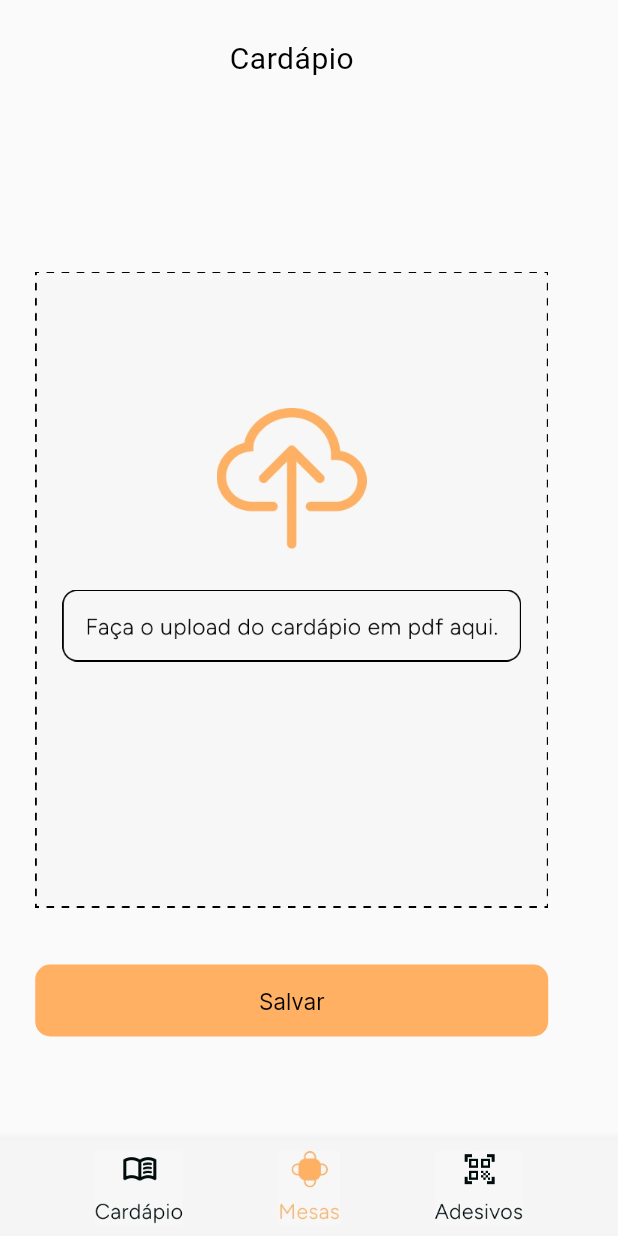
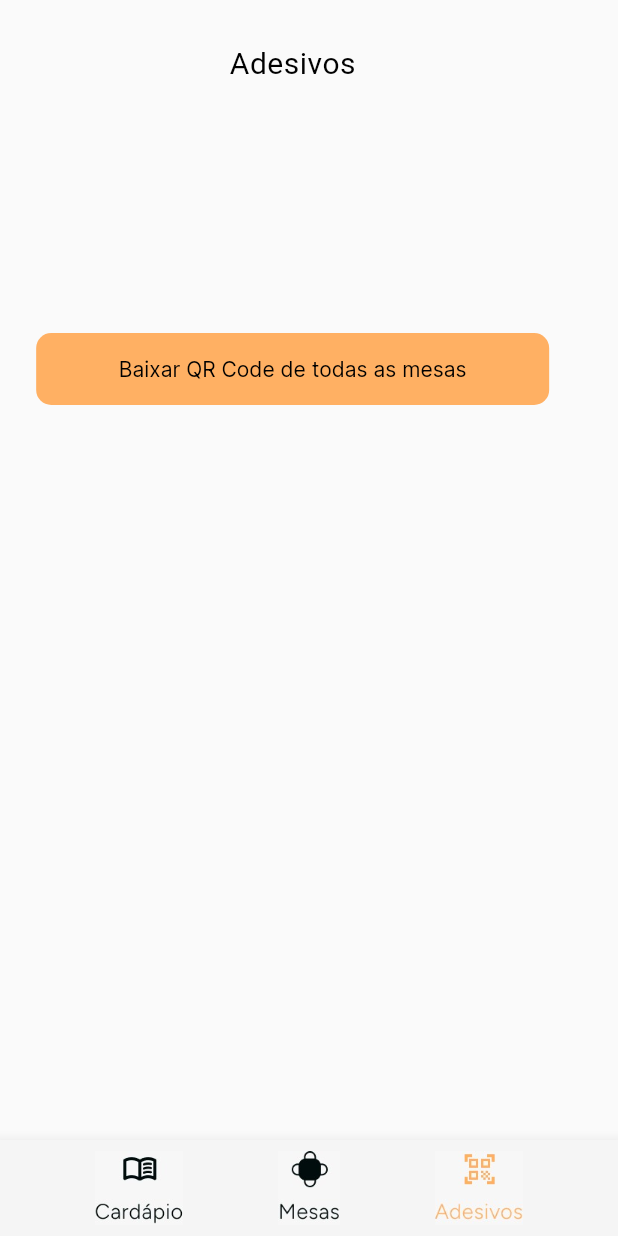
Before and after one commit to VivianeSouza923/mvp_cardapio, a Flutter app: the screen it shows after launch, on a phone screen of 412 x 824 dp. Run offline on Flutter 3.47's test engine with Material 2 defaults, Android fonts, the phone set to English and light mode, and no system bars; our stand-ins replace file_picker; Roboto replaces fonts that are missing (FigTree).

Commit message:
Today's work

```diff
--- a/lib/main.dart
+++ b/lib/main.dart
@@ -1,4 +1,5 @@
 import 'package:flutter/material.dart';
+import 'package:mvpcard/screens/adesivos.dart';
 import 'package:mvpcard/screens/fazer_upload_cardapio.dart';
 import 'package:mvpcard/screens/mesasocupadas_notificadas.dart';
 
@@ -14,7 +15,7 @@ class MyApp extends StatelessWidget {
   Widget build(BuildContext context) {
     return MaterialApp(
       debugShowCheckedModeBanner: false,
-      home: FazerUpload(),
+      home: AdesivosMesas(),
     );
   }
 }
--- /dev/null
+++ b/lib/screens/adesivos.dart
@@ -0,0 +1,102 @@
+import 'package:flutter/material.dart';
+import 'package:file_picker/file_picker.dart';
+
+class AdesivosMesas extends StatefulWidget {
+  const AdesivosMesas({Key? key}) : super(key: key);
+
+  @override
+  _AdesivosMesasState createState() => _AdesivosMesasState();
+}
+
+class _AdesivosMesasState extends State<AdesivosMesas> {
+  bool isPdfUploaded = false; // Adicionado para rastrear o status do upload
+
+  @override
+  Widget build(BuildContext context) {
+    return Scaffold(
+      body: Column(
+        children: [
+          const SizedBox(height: 30),
+          const Padding(
+            padding: EdgeInsets.symmetric(horizontal: 153),
+            child: Text(
+              "Adesivos",
+              style: TextStyle(
+                fontFamily: 'FigTree',
+                fontWeight: FontWeight.w400,
+                fontSize: 20,
+                letterSpacing: 0.36,
+                color: Color(0xff000000),
+              ),
+            ),
+          ),
+          const SizedBox(height: 131,),
+
+
+
+          const SizedBox(height: 38,),
+
+          Container(
+            width: 342,
+            height: 48,
+            decoration: BoxDecoration(
+              color: const Color(0xffFFB063),
+              borderRadius: BorderRadius.circular(10),
+            ),
+            child: TextButton(
+              onPressed: () {},
+              child: const Text(
+                "Baixar QR Code de todas as mesas",
+                style: TextStyle(
+                  fontFamily: 'Inter',
+                  color: Color(0xff000000),
+                  fontSize: 14,
+                  fontWeight: FontWeight.w500,
+                ),
+              ),
+            ),
+          ),
+
+          const SizedBox(height: 24),
+        ],
+      ),
+
+      bottomNavigationBar: BottomAppBar(
+        height: 64,
+        color: const Color(0xffF5F5F5),
+        child: Row(
+          mainAxisAlignment: MainAxisAlignment.spaceEvenly,
+          children: [
+            GestureDetector(
+              onTap: () {},
+              child: Ink.image(
+                image: const AssetImage('assets/images/bottom1.png'),
+                fit: BoxFit.cover,
+                width: 59,
+                height: 49,
+              ),
+            ),
+            GestureDetector(
+              onTap: () {},
+              child: Ink.image(
+                image: const AssetImage('assets/images/bottom5.png'),
+                fit: BoxFit.cover,
+                width: 41,
+                height: 49,
+              ),
+            ),
+            GestureDetector(
+              onTap: () {},
+              child: Ink.image(
+                image: const AssetImage('assets/images/bottom6.png'),
+                fit: BoxFit.cover,
+                width: 59,
+                height: 49,
+              ),
+            ),
+          ],
+        ),
+      ),
+    );
+  }
+}
--- a/lib/screens/fazer_upload_cardapio.dart
+++ b/lib/screens/fazer_upload_cardapio.dart
@@ -1,16 +1,16 @@
 import 'package:flutter/material.dart';
 import 'package:file_picker/file_picker.dart';
-
 
 class FazerUpload extends StatefulWidget {
   const FazerUpload({Key? key}) : super(key: key);
 
   @override
-  // ignore: library_private_types_in_public_api
   _FazerUploadState createState() => _FazerUploadState();
 }
 
 class _FazerUploadState extends State<FazerUpload> {
+  bool isPdfUploaded = false; // Adicionado para rastrear o status do upload
+
   @override
   Widget build(BuildContext context) {
     return Scaffold(
@@ -32,24 +32,37 @@ class _FazerUploadState extends State<FazerUpload> {
           ),
           const SizedBox(height: 131,),
 
-          // ignore: sized_box_for_whitespace
           Container(
             width: 342,
             height: 424,
-
             child: Stack(
               children: [
-                Image.asset('assets/images/containerPon.png',
-            fit: BoxFit.cover,),
+                Image.asset(
+                  'assets/images/containerPon.png',
+                  fit: BoxFit.cover,
+                ),
 
                 Positioned(
                   top: 91,
                   left: 121,
-              child: Image.asset('assets/images/up.png',
+                  child: Image.asset(
+                    'assets/images/up.png',
                     width: 100,
                     height: 100,
-              fit: BoxFit.cover,),
+                    fit: BoxFit.cover,
+                  ),
+                ),
 
+                // Adicionado um ícone para indicar o upload do PDF
+                if (isPdfUploaded)
+                  Positioned(
+                    top: 50,
+                    left: 130,
+                    child: Icon(
+                      Icons.picture_as_pdf,
+                      size: 40,
+                      color: Colors.green,
+                    ),
                   ),
 
                 Positioned(
@@ -57,18 +70,16 @@ class _FazerUploadState extends State<FazerUpload> {
                   left: 18,
                   child: InkWell(
                     onTap: () async {
-      // Use o FilePicker para obter um arquivo PDF
                       FilePickerResult? result = await FilePicker.platform.pickFiles(
                         type: FileType.custom,
                         allowedExtensions: ['pdf'],
                       );
 
                       if (result != null && result.files.isNotEmpty) {
-        // O arquivo PDF está disponível em result.files[0]
-        var pdfFile = result.files.single;
-
-        // Adicione a lógica para lidar com o arquivo PDF aqui
-        print('Caminho do arquivo PDF: ${pdfFile.path}');
+                        setState(() {
+                          isPdfUploaded = true; // Atualiza o status do upload
+                        });
+                        // Restante do seu código...
                       }
                     },
                     child: Image.asset(
@@ -79,40 +90,34 @@ class _FazerUploadState extends State<FazerUpload> {
                     ),
                   ),
                 ),
-
               ],
             ),
-
-
           ),
 
-
           const SizedBox(height: 38,),
-
 
           Container(
             width: 342,
             height: 48,
-
             decoration: BoxDecoration(
               color: const Color(0xffFFB063),
               borderRadius: BorderRadius.circular(10),
             ),
-
-
-            child: TextButton(onPressed: () {},
-
-             child: const Text("Salvar",
+            child: TextButton(
+              onPressed: () {},
+              child: const Text(
+                "Salvar",
                 style: TextStyle(
                   fontFamily: 'Inter',
                   color: Color(0xff000000),
                   fontSize: 15,
-
-             ),),),
+                  fontWeight: FontWeight.w500,
+                ),
+              ),
+            ),
           ),
 
-          const SizedBox(height: 25,)
-
+          const SizedBox(height: 25),
         ],
       ),
 
@@ -125,7 +130,7 @@ class _FazerUploadState extends State<FazerUpload> {
             GestureDetector(
               onTap: () {},
               child: Ink.image(
-                image: const AssetImage('assets/images/bottom1.png'),
+                image: const AssetImage('assets/images/bottom4.png'),
                 fit: BoxFit.cover,
                 width: 59,
                 height: 49,
@@ -134,7 +139,7 @@ class _FazerUploadState extends State<FazerUpload> {
             GestureDetector(
               onTap: () {},
               child: Ink.image(
-                image: const AssetImage('assets/images/bottom2.png'),
+                image: const AssetImage('assets/images/bottom5.png'),
                 fit: BoxFit.cover,
                 width: 41,
                 height: 49,
@@ -153,7 +158,5 @@ class _FazerUploadState extends State<FazerUpload> {
         ),
       ),
     );
-
-
   }
 }
--- a/pubspec.yaml
+++ b/pubspec.yaml
@@ -84,6 +84,9 @@ flutter:
      - assets/images/bottom1.png
      - assets/images/bottom2.png
      - assets/images/bottom3.png
+     - assets/images/bottom4.png
+     - assets/images/bottom5.png
+     - assets/images/bottom6.png
      - assets/images/menos.png
      - assets/images/mais.png
      - assets/images/mesa_notificacao1.png
```
Also changed, not shown: assets/images/bottom4.png (added), assets/images/bottom5.png (added), assets/images/bottom6.png (added), pubspec.lock. Lines whose indentation alone changed are shown as unchanged.
